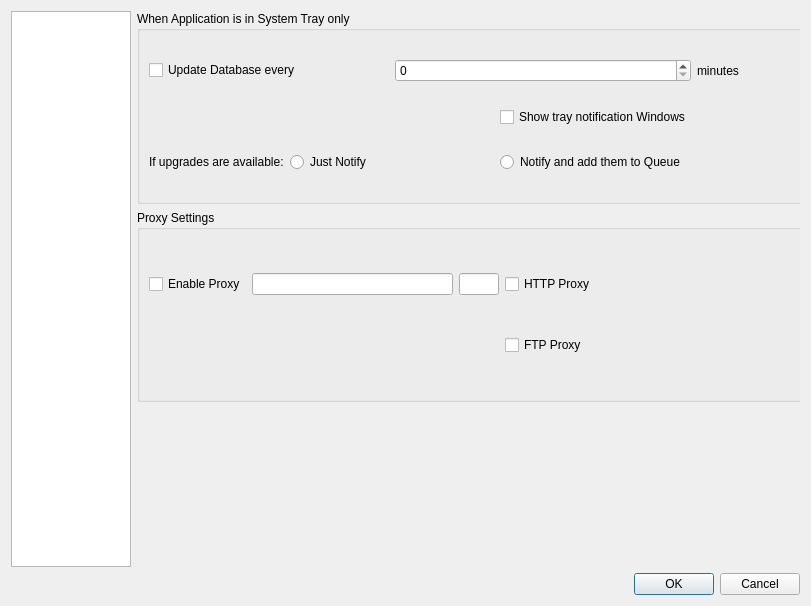
Qt form trunk/shaman/ui/configDialog.ui (drf/shaman1) before a commit.
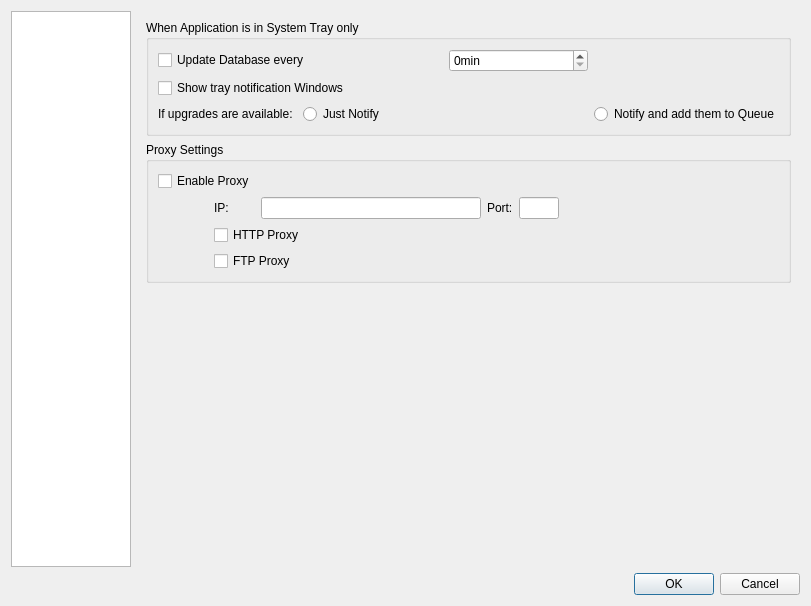
The same form after that commit. The open tabs and pages were chosen to show the change. Icons and pictures are not drawn.

Patch:
```diff
--- a/trunk/shaman/ui/configDialog.ui
+++ b/trunk/shaman/ui/configDialog.ui
@@ -799,15 +799,8 @@
       </layout>
      </widget>
      <widget class="QWidget" name="page_2" >
-      <widget class="QWidget" name="" >
-       <property name="geometry" >
-        <rect>
-         <x>0</x>
-         <y>0</y>
-         <width>671</width>
-         <height>391</height>
-        </rect>
-       </property>
+      <layout class="QGridLayout" >
+       <item row="0" column="0" >
        <layout class="QVBoxLayout" >
         <item>
          <widget class="QGroupBox" name="groupBox_11" >
@@ -822,17 +815,23 @@
              </property>
             </widget>
            </item>
-           <item row="0" column="2" colspan="2" >
+            <item row="0" column="2" >
             <widget class="QSpinBox" name="minutesSpin" >
              <property name="enabled" >
               <bool>true</bool>
              </property>
-            </widget>
-           </item>
-           <item row="0" column="4" >
-            <widget class="QLabel" name="label_16" >
+              <property name="suffix" >
+               <string>min</string>
+              </property>
+             </widget>
+            </item>
+            <item row="1" column="0" colspan="3" >
+             <widget class="QCheckBox" name="updateDbShowNotify" >
              <property name="text" >
-              <string>minutes</string>
+               <string>Show tray notification Windows</string>
+              </property>
+              <property name="checked" >
+               <bool>false</bool>
              </property>
             </widget>
            </item>
@@ -850,23 +849,13 @@
              </property>
             </widget>
            </item>
-           <item row="2" column="3" colspan="2" >
+            <item row="2" column="3" >
             <widget class="QRadioButton" name="upNotifyAddRadio" >
              <property name="text" >
               <string>Notify and add them to Queue</string>
              </property>
             </widget>
            </item>
-           <item row="1" column="3" >
-            <widget class="QCheckBox" name="updateDbShowNotify" >
-             <property name="text" >
-              <string>Show tray notification Windows</string>
-             </property>
-             <property name="checked" >
-              <bool>false</bool>
-             </property>
-            </widget>
-           </item>
           </layout>
          </widget>
         </item>
@@ -876,7 +865,7 @@
            <string>Proxy Settings</string>
           </property>
           <layout class="QGridLayout" >
-           <item row="0" column="0" >
+            <item row="0" column="0" colspan="2" >
             <widget class="QCheckBox" name="enableProxyBox" >
              <property name="sizePolicy" >
               <sizepolicy vsizetype="Fixed" hsizetype="Minimum" >
@@ -889,7 +878,14 @@
              </property>
             </widget>
            </item>
-           <item row="0" column="1" >
+            <item row="1" column="1" >
+             <widget class="QLabel" name="label_16" >
+              <property name="text" >
+               <string>IP:</string>
+              </property>
+             </widget>
+            </item>
+            <item row="1" column="2" >
             <widget class="QLineEdit" name="proxyServer" >
              <property name="sizePolicy" >
               <sizepolicy vsizetype="Fixed" hsizetype="MinimumExpanding" >
@@ -905,7 +901,14 @@
              </property>
             </widget>
            </item>
-           <item row="0" column="2" >
+            <item row="1" column="3" >
+             <widget class="QLabel" name="label_19" >
+              <property name="text" >
+               <string>Port:</string>
+              </property>
+             </widget>
+            </item>
+            <item row="1" column="4" >
             <widget class="QLineEdit" name="proxyPort" >
              <property name="sizePolicy" >
               <sizepolicy vsizetype="Fixed" hsizetype="Fixed" >
@@ -927,7 +930,7 @@
              </property>
             </widget>
            </item>
-           <item row="0" column="4" >
+            <item row="1" column="5" >
             <spacer>
              <property name="orientation" >
               <enum>Qt::Horizontal</enum>
@@ -940,25 +943,55 @@
              </property>
             </spacer>
            </item>
-           <item row="0" column="3" >
+            <item row="2" column="1" colspan="2" >
             <widget class="QCheckBox" name="httpProxyBox" >
              <property name="text" >
               <string>HTTP Proxy</string>
              </property>
             </widget>
            </item>
-           <item row="1" column="3" >
+            <item row="3" column="1" colspan="2" >
             <widget class="QCheckBox" name="ftpProxyBox" >
              <property name="text" >
               <string>FTP Proxy</string>
              </property>
             </widget>
            </item>
+            <item row="1" column="0" >
+             <spacer>
+              <property name="orientation" >
+               <enum>Qt::Horizontal</enum>
+              </property>
+              <property name="sizeType" >
+               <enum>QSizePolicy::Maximum</enum>
+              </property>
+              <property name="sizeHint" >
+               <size>
+                <width>50</width>
+                <height>20</height>
+               </size>
+              </property>
+             </spacer>
+            </item>
           </layout>
          </widget>
         </item>
        </layout>
-      </widget>
+       </item>
+       <item row="1" column="0" >
+        <spacer>
+         <property name="orientation" >
+          <enum>Qt::Vertical</enum>
+         </property>
+         <property name="sizeHint" >
+          <size>
+           <width>20</width>
+           <height>40</height>
+          </size>
+         </property>
+        </spacer>
+       </item>
+      </layout>
      </widget>
     </widget>
    </item>
```
Left out of the diff: 8 changed lines with no effect on the pictures. Lines whose indentation alone changed are shown as unchanged.
